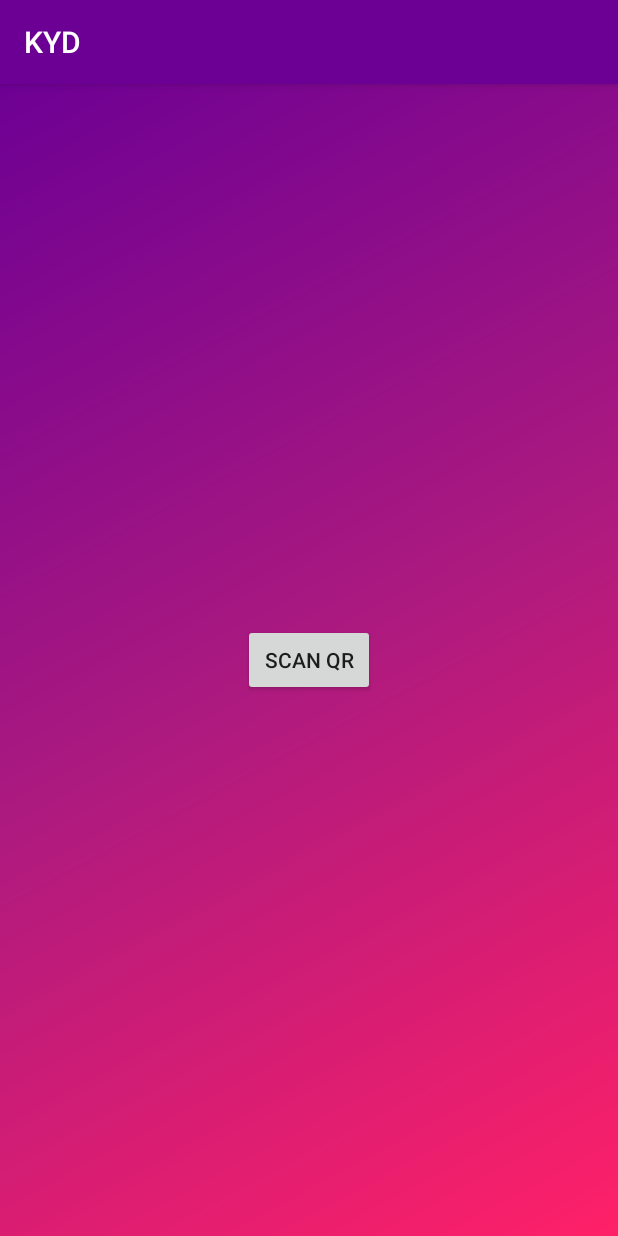
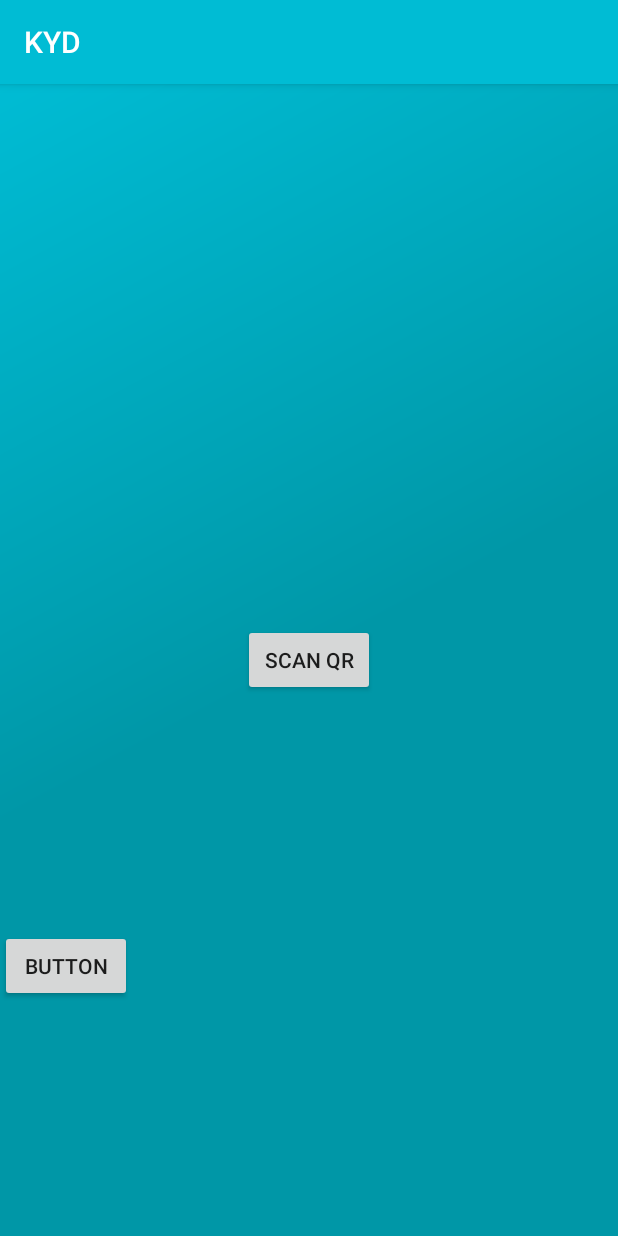
Before and after one commit to sitharaSasindu/KYD, an Android app: the screen it shows after launch (MainActivity), on a phone screen of 412 x 824 dp. Run offline under Robolectric (Android 15) with nearby library versions, the phone set to English and light mode, and no system bars; our stand-ins replace Volley.

Commit message:
Firebase database added and working

```diff
--- a/app/src/main/AndroidManifest.xml
+++ b/app/src/main/AndroidManifest.xml
@@ -12,7 +12,7 @@
         android:roundIcon="@mipmap/ic_launcher_round"
         android:supportsRtl="true"
         android:theme="@style/AppTheme">
-        <activity android:name="com.fyp.auth.SignUpActivity"></activity>
+        <activity android:name="com.fyp.auth.SignUpActivity" />
         <activity android:name="com.fyp.auth.LoginActivity" />
         <activity android:name=".MainActivity" />
         <activity
--- a/app/src/main/java/com/fyp/kyd/MainActivity.java
+++ b/app/src/main/java/com/fyp/kyd/MainActivity.java
@@ -6,15 +6,13 @@ import android.os.Bundle;
 import android.view.View;
 import android.widget.Button;
 
-import com.fyp.auth.LoginActivity;
-
 //import com.fyp.auth.LoginActivity;
 
-//import com.fyp.auth.LoginActivity;
+import com.fyp.auth.LoginActivity;
 
 public class MainActivity extends AppCompatActivity {
 
-    Button scanQR;
+    Button scanQR, firebase;
 
     @Override
     protected void onCreate(Bundle savedInstanceState) {
@@ -30,9 +28,22 @@ public class MainActivity extends AppCompatActivity {
             finish();
         }
     });
+
+        firebase.setOnClickListener(new View.OnClickListener() {
+            @Override
+            public void onClick(View v) {
+                Intent i = new Intent(MainActivity.this, QRActivity.class);
+                startActivity(i);
+                finish();
+            }
+        });
+
+
     }
 
-    private void init() {
+    private void init()
+    {
         scanQR = (Button) findViewById(R.id.qr);
+        firebase = (Button) findViewById(R.id.firebase);
     }
 }
--- a/app/src/main/res/layout/activity_login.xml
+++ b/app/src/main/res/layout/activity_login.xml
@@ -2,7 +2,7 @@
 <ScrollView xmlns:android="http://schemas.android.com/apk/res/android"
     android:layout_width="fill_parent"
     android:layout_height="fill_parent"
-    android:background="@drawable/bg_gradient"
+    android:background="@color/white"
     android:fitsSystemWindows="true">
 
     <LinearLayout
@@ -13,7 +13,7 @@
         android:paddingLeft="24dp"
         android:paddingRight="24dp">
 
-        <ImageView android:src="@drawable/logo"
+        <ImageView android:src="@drawable/logo_m"
             android:layout_width="wrap_content"
             android:layout_height="72dp"
             android:layout_marginBottom="24dp"
--- a/app/src/main/res/layout/activity_main.xml
+++ b/app/src/main/res/layout/activity_main.xml
@@ -16,4 +16,13 @@
         app:layout_constraintEnd_toEndOf="parent"
         app:layout_constraintStart_toStartOf="parent"
         app:layout_constraintTop_toTopOf="parent" />
+
+    <Button
+        android:id="@+id/firebase"
+        android:layout_width="wrap_content"
+        android:layout_height="wrap_content"
+        android:text="Button"
+        app:layout_constraintBottom_toBottomOf="parent"
+        app:layout_constraintTop_toBottomOf="@+id/qr"
+        tools:layout_editor_absoluteX="181dp" />
 </android.support.constraint.ConstraintLayout>
--- a/app/src/main/res/values/colors.xml
+++ b/app/src/main/res/values/colors.xml
@@ -1,9 +1,9 @@
 <?xml version="1.0" encoding="utf-8"?>
 <resources>
-    <color name="colorPrimary">#6d0094</color>
-    <color name="colorPrimaryDark">#6d0094</color>
-    <color name="colorAccent">#ff2068</color>
-    <color name="colorAccentSecondary">#ad1a7f</color>
+    <color name="colorPrimary">#00bcd4</color>
+    <color name="colorPrimaryDark">#0097a7</color>
+    <color name="colorAccent">#0097a7</color>
+    <color name="colorAccentSecondary">#0097a7</color>
     <color name="viewBg">#f8f8f8</color>
     <color name="btn_disabled">#999</color>
     <color name="lbl_value">#222222</color>
--- a/app/src/main/res/values/dimens.xml
+++ b/app/src/main/res/values/dimens.xml
@@ -7,4 +7,8 @@
     <dimen name="lbl_movie_name">28dp</dimen>
     <dimen name="img_poster_height">220dp</dimen>
     <dimen name="dimen_40">40dp</dimen>
+
+
+    <dimen name="activity_horizontal_margin">16dp</dimen>
+    <dimen name="activity_vertical_margin">16dp</dimen>
 </resources>
--- a/build.gradle
+++ b/build.gradle
@@ -8,8 +8,10 @@ buildscript {
     }
     dependencies {
         classpath 'com.android.tools.build:gradle:3.5.3'
-        classpath 'com.google.gms:google-services:3.0.0'
+//        classpath 'com.google.gms:google-services:3.0.0'
+        classpath 'com.google.gms:google-services:4.2.0'
 
+//        classpath 'com.google.gms:google-services:4.0.1'
         // NOTE: Do not place your application dependencies here; they belong
         // in the individual module build.gradle files
     }
```
Also changed, not shown: app/build.gradle (+13 -4 lines), app/src/main/java/com/fyp/auth/SignUpActivity.java (+43 -37 lines), app/src/main/res/layout/activity_sign_up.xml (+2 -14 lines), app/src/main/res/layout/activity_test.xml (added, +68 -0 lines), app/src/main/res/values/strings.xml (+9 -0 lines).
